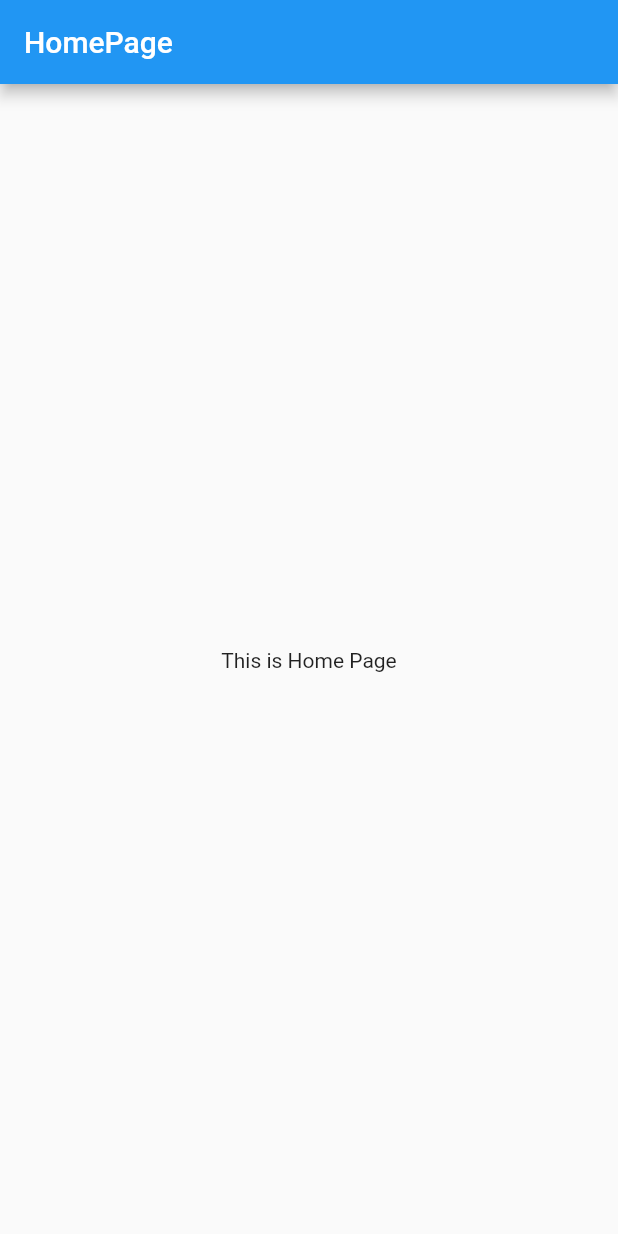
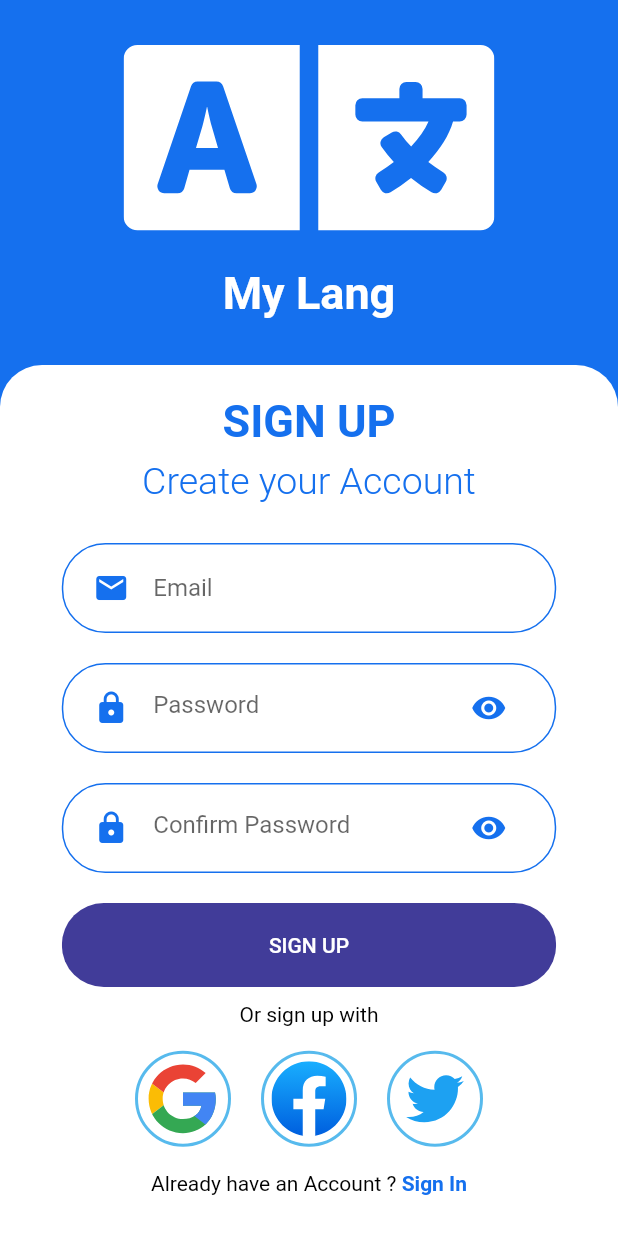
Before and after one commit to nurdinahmadalawiyah/MyLang, a Flutter app: the screen it shows after launch, on a phone screen of 412 x 824 dp. Run offline on Flutter 3.47's test engine with Material 2 defaults, Android fonts, the phone set to English and light mode, and no system bars; our stand-ins replace flutter_svg.

Commit message:
Add Sign Up Page

```diff
--- /dev/null
+++ b/lib/Screens/SignUpScreen/components/body_sign_up_screen.dart
@@ -0,0 +1,122 @@
+import 'package:flutter/material.dart';
+import 'package:my_lang/Screens/HomeScreen/home_screen.dart';
+import 'package:my_lang/Screens/SignUpScreen/components/social_icon.dart';
+import 'package:my_lang/components/account_check.dart';
+import 'package:my_lang/components/logo_components.dart';
+import 'package:my_lang/components/rounded_button.dart';
+import 'package:my_lang/components/rounded_input_field.dart';
+import 'package:my_lang/components/rounded_password_field.dart';
+import 'package:my_lang/constant.dart';
+
+class BodySingUpScreen extends StatelessWidget {
+  const BodySingUpScreen({
+    Key? key,
+    required this.size,
+  }) : super(key: key);
+
+  final Size size;
+
+  @override
+  Widget build(BuildContext context) {
+    return SingleChildScrollView(
+      child: Center(
+        child: SafeArea(
+          child: Column(
+            children: <Widget>[
+              Padding(
+                padding: const EdgeInsets.symmetric(vertical: 30),
+                child: LogoComponents(size: size),
+              ),
+              Container(
+                  height: 600,
+                  width: double.infinity,
+                  decoration: BoxDecoration(
+                    color: Colors.white,
+                    borderRadius: radiusTop,
+                  ),
+                  child: Padding(
+                    padding: const EdgeInsets.symmetric(vertical: 20),
+                    child: Column(
+                      crossAxisAlignment: CrossAxisAlignment.center,
+                      children: <Widget>[
+                        const Text(
+                          "SIGN UP",
+                          style: TextStyle(
+                              fontWeight: FontWeight.bold,
+                              fontSize: 30,
+                              color: kPrimaryColor),
+                        ),
+                        SizedBox(height: size.height * 0.01),
+                        const Text(
+                          "Create your Account",
+                          style: TextStyle(
+                              fontWeight: FontWeight.w300,
+                              fontSize: 25,
+                              color: kPrimaryColor),
+                        ),
+                        SizedBox(height: size.height * 0.02),
+                        RoundedInputField(
+                          hintext: "Email",
+                          onChanged: (value) {},
+                        ),
+                        RoundedPasswordField(
+                          onChanged: (value) {  },
+                          hintext: 'Password',
+                        ),
+                        RoundedPasswordField(
+                          hintext: "Confirm Password",
+                          onChanged: (value) {  },
+                        ),
+                        RoundedButton(
+                          text: "SIGN UP",
+                          press: () {},
+                        ),
+                        const Text(
+                          "Or sign up with",
+                          style: TextStyle(
+                              fontWeight: FontWeight.normal,
+                            color: Colors.black,
+                          ),
+                        ),
+                        SizedBox(height: size.height * 0.02),
+                        Row(
+                          mainAxisAlignment: MainAxisAlignment.center,
+                          children: <Widget>[
+                            SocialIcon(
+                              iconSrc: "assets/icons/google.svg",
+                              press: () {},
+                            ),
+                            SocialIcon(
+                              iconSrc: "assets/icons/facebook-icon.svg",
+                              press: () {},
+                            ),
+                            SocialIcon(
+                              iconSrc: "assets/icons/twitter.svg",
+                              press: () {},
+                            ),
+                          ],
+                        ),
+                        SizedBox(height: size.height * 0.02),
+                        AccountCheck(
+                          login: false,
+                          press: () {
+                            Navigator.push(
+                              context,
+                              MaterialPageRoute(
+                                builder: (context) {
+                                  return const HomePage();
+                                },
+                              ),
+                            );
+                          },
+                        ),
+                      ],
+                    ),
+                  )),
+            ],
+          ),
+        ),
+      ),
+    );
+  }
+}
--- /dev/null
+++ b/lib/Screens/SignUpScreen/components/social_icon.dart
@@ -0,0 +1,35 @@
+import 'package:flutter/material.dart';
+import 'package:flutter_svg/svg.dart';
+import 'package:my_lang/constant.dart';
+
+class SocialIcon extends StatelessWidget {
+  final String iconSrc;
+  final void Function() press;
+  const SocialIcon({
+    Key? key,
+    required this.iconSrc,
+    required this.press,
+  }) : super(key: key);
+
+  @override
+  Widget build(BuildContext context) {
+    return GestureDetector(
+      onTap: press,
+      child: Container(
+          margin: const EdgeInsets.symmetric(horizontal: 10),
+          padding: const EdgeInsets.all(5),
+          decoration: BoxDecoration(
+              border: Border.all(
+                width: 2,
+                color: kPrimaryLightColor,
+              ),
+              shape: BoxShape.circle),
+          child: SvgPicture.asset(
+            iconSrc,
+            height: 50,
+            width: 50,
+          )
+      ),
+    );
+  }
+}
--- /dev/null
+++ b/lib/Screens/SignUpScreen/sign_up.dart
@@ -0,0 +1,16 @@
+import 'package:flutter/material.dart';
+import 'package:my_lang/Screens/SignUpScreen/components/body_sign_up_screen.dart';
+import 'package:my_lang/constant.dart';
+
+class SignUpScreen extends StatelessWidget {
+  const SignUpScreen({Key? key}) : super(key: key);
+
+  @override
+  Widget build(BuildContext context) {
+    Size size = MediaQuery.of(context).size;
+    return Scaffold(
+      backgroundColor: kPrimaryColor,
+      body: BodySingUpScreen(size: size),
+    );
+  }
+}
--- a/lib/Screens/SplashScreen/splash_screen.dart
+++ b/lib/Screens/SplashScreen/splash_screen.dart
@@ -1,6 +1,7 @@
 import 'package:flutter/material.dart';
 import 'dart:async';
 import 'package:my_lang/Screens/HomeScreen/home_screen.dart';
+import 'package:my_lang/Screens/SignUpScreen/sign_up.dart';
 import 'package:my_lang/components/logo_components.dart';
 import 'package:my_lang/constant.dart';
 
@@ -23,7 +24,7 @@ class _SplashScreenPageState extends State<SplashScreenPage> {
     return Timer(duration, () {
       Navigator.of(context).pushReplacement(
         MaterialPageRoute(builder: (_) {
-          return HomePage();
+          return SignUpScreen();
         }),
       );
     });
--- /dev/null
+++ b/lib/components/account_check.dart
@@ -0,0 +1,34 @@
+import 'package:flutter/material.dart';
+import 'package:my_lang/constant.dart';
+
+class AccountCheck extends StatelessWidget {
+  final bool login;
+  final void Function() press;
+  const AccountCheck({
+    Key? key,
+    this.login =  true,
+    required this.press,
+  }) : super(key: key);
+
+  @override
+  Widget build(BuildContext context) {
+    return Row(
+      mainAxisAlignment: MainAxisAlignment.center,
+      children: <Widget>[
+        Text(
+          login ? "Don't have an Account ?" : "Already have an Account ? ",
+          style: const TextStyle(color: Colors.black),
+        ),
+        GestureDetector(
+          onTap: press,
+          child: Text(
+            login ? "Sign Up" : "Sign In",
+            style: const TextStyle(
+                color: kPrimaryColor, fontWeight: FontWeight.bold
+            ),
+          ),
+        )
+      ],
+    );
+  }
+}
--- /dev/null
+++ b/lib/components/rounded_button.dart
@@ -0,0 +1,36 @@
+import 'package:flutter/material.dart';
+import 'package:my_lang/constant.dart';
+
+class RoundedButton extends StatelessWidget {
+  final String text;
+  final void Function() press;
+  final Color color, textColor;
+  const RoundedButton({
+    Key? key,
+    required this.text,
+    required this.press,
+    this.color = kSecondColor,
+    this.textColor = Colors.white,
+  }) : super(key: key);
+
+  @override
+  Widget build(BuildContext context) {
+    Size size = MediaQuery.of(context).size;
+    return Container(
+      margin: const EdgeInsets.symmetric(vertical: 10),
+        width: size.width * 0.8,
+        child: ClipRRect(
+          borderRadius: BorderRadius.circular(30),
+          child: TextButton(
+              style: TextButton.styleFrom(
+                  padding:
+                  const EdgeInsets.symmetric(vertical: 20, horizontal: 40),
+                  backgroundColor: color),
+              onPressed: press,
+              child: Text(
+                text,
+                style: TextStyle(color: textColor),
+              )),
+        ));
+  }
+}
--- /dev/null
+++ b/lib/components/rounded_input_field.dart
@@ -0,0 +1,31 @@
+import 'package:flutter/material.dart';
+import 'package:my_lang/components/text_field_container.dart';
+import 'package:my_lang/constant.dart';
+
+class RoundedInputField extends StatelessWidget {
+  final String hintext;
+  final IconData icon;
+  final ValueChanged<String> onChanged;
+  const RoundedInputField({
+    Key? key,
+    required this.hintext,
+    this.icon = Icons.email,
+    required this.onChanged,
+  }) : super(key: key);
+
+  @override
+  Widget build(BuildContext context) {
+    return TextFieldContainer(
+      child: TextField(
+        onChanged: onChanged,
+        decoration: InputDecoration(
+            icon: Icon(
+              icon,
+              color: kPrimaryColor,
+            ),
+            hintText: hintext,
+            border: InputBorder.none),
+      ),
+    );
+  }
+}
--- /dev/null
+++ b/lib/components/rounded_password_field.dart
@@ -0,0 +1,35 @@
+import 'package:flutter/material.dart';
+import 'package:my_lang/components/text_field_container.dart';
+import 'package:my_lang/constant.dart';
+
+
+class RoundedPasswordField extends StatelessWidget {
+  final String hintext;
+  final ValueChanged<String> onChanged;
+  const RoundedPasswordField({
+    Key? key,
+    required this.onChanged, required this.hintext,
+  }) : super(key: key);
+
+  @override
+  Widget build(BuildContext context) {
+    return TextFieldContainer(
+      child: TextField(
+        obscureText: true,
+        onChanged: onChanged,
+        decoration: InputDecoration(
+            hintText: hintext,
+            icon: const Icon(
+              Icons.lock,
+              color: kPrimaryColor,
+            ),
+            suffixIcon: const Icon(
+              Icons.visibility,
+              color: kPrimaryColor,
+            ),
+            border: InputBorder.none
+        ),
+      ),
+    );
+  }
+}
--- /dev/null
+++ b/lib/components/text_field_container.dart
@@ -0,0 +1,24 @@
+import 'package:flutter/material.dart';
+import 'package:my_lang/constant.dart';
+
+class TextFieldContainer extends StatelessWidget {
+  final Widget child;
+  const TextFieldContainer({
+    Key? key,
+    required this.child,
+  }) : super(key: key);
+
+  @override
+  Widget build(BuildContext context) {
+    Size size = MediaQuery.of(context).size;
+    return Container(
+      margin: const EdgeInsets.symmetric(vertical: 10),
+      padding: const EdgeInsets.symmetric(horizontal: 20, vertical: 5),
+      width: size.width * 0.8,
+      decoration: BoxDecoration(
+          borderRadius: BorderRadius.circular(29),
+          border: Border.all(color: kPrimaryColor)),
+      child: child,
+    );
+  }
+}
--- a/lib/constant.dart
+++ b/lib/constant.dart
@@ -4,3 +4,9 @@ const kPrimaryColor = Color(0xFF1570EE);
 const kPrimaryLightColor = Color(0xFF57BAED);
 const kStarColor = Color(0xFFFF9900);
 const kFavoriteColor = Color(0xFFFF008A);
+const kSecondColor = Color(0xFF413C99);
+
+BorderRadiusGeometry radiusTop = BorderRadius.only(
+topLeft: Radius.circular(28.0),
+topRight: Radius.circular(28.0),
+);
--- a/pubspec.yaml
+++ b/pubspec.yaml
@@ -35,6 +35,7 @@ dependencies:
   # Use with the CupertinoIcons class for iOS style icons.
   cupertino_icons: ^1.0.2
   flutter_svg: ^1.0.3
+  sliding_up_panel: ^2.0.0+1
 
 dev_dependencies:
   flutter_test:
```
Also changed, not shown: assets/icons/facebook-icon.svg (added), assets/icons/facebook.svg (added), assets/icons/google.svg (added), assets/icons/twitter.svg (added), pubspec.lock.
